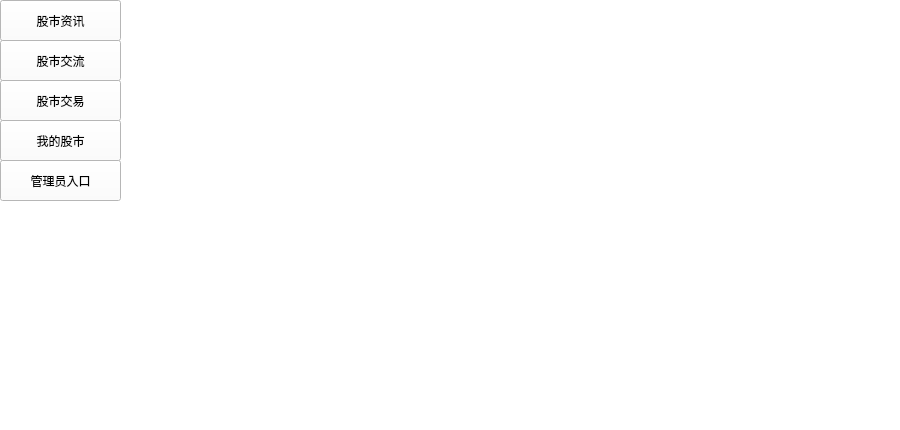
The window that qt_stock_trade_platform/home_page.ui (yys-y/Virtual-stock-trading-platform) describes before a commit, drawn with Qt 5.
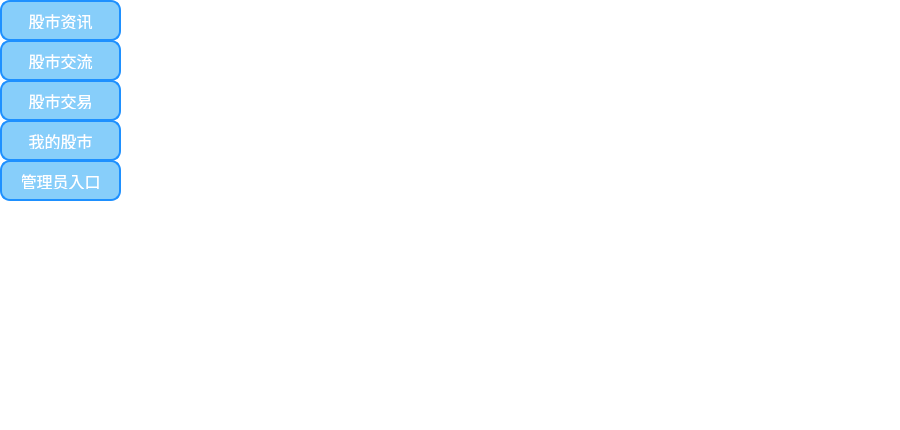
The same window after the commit.

Commit message: 美化了界面

The edit to the form file:
```diff
--- a/qt_stock_trade_platform/home_page.ui
+++ b/qt_stock_trade_platform/home_page.ui
@@ -37,6 +37,34 @@
      <height>41</height>
     </rect>
    </property>
+   <property name="styleSheet">
+    <string notr="true">QPushButton {
+    background-color: #87CEFA;  /* 按钮背景颜色，淡蓝色 */
+    border: 2px solid #1E90FF;  /* 边框颜色，深蓝色 */
+    color: white;               /* 字体颜色 */
+    padding: 10px 20px;         /* 内边距 */
+    text-align: center;         /* 文本居中 */
+    font-size: 16px;            /* 字体大小 */
+    border-radius: 10px;        /* 边角圆润 */
+    font-family: Arial, sans-serif;  /* 字体 */
+}
+
+QPushButton:hover {
+    background-color: #00BFFF;  /* 鼠标悬停时的背景颜色 */
+    border: 2px solid #1E90FF;  /* 悬停时的边框颜色 */
+}
+
+QPushButton:pressed {
+    background-color: #1E90FF;  /* 按下时的背景颜色 */
+    border: 2px solid #87CEFA;  /* 按下时的边框颜色 */
+}
+
+QPushButton:disabled {
+    background-color: #B0C4DE;  /* 禁用时的背景颜色 */
+    color: #A9A9A9;             /* 禁用时的字体颜色 */
+}
+</string>
+   </property>
    <property name="text">
     <string>股市资讯</string>
    </property>
@@ -50,6 +78,34 @@
      <height>41</height>
     </rect>
    </property>
+   <property name="styleSheet">
+    <string notr="true">QPushButton {
+    background-color: #87CEFA;  /* 按钮背景颜色，淡蓝色 */
+    border: 2px solid #1E90FF;  /* 边框颜色，深蓝色 */
+    color: white;               /* 字体颜色 */
+    padding: 10px 20px;         /* 内边距 */
+    text-align: center;         /* 文本居中 */
+    font-size: 16px;            /* 字体大小 */
+    border-radius: 10px;        /* 边角圆润 */
+    font-family: Arial, sans-serif;  /* 字体 */
+}
+
+QPushButton:hover {
+    background-color: #00BFFF;  /* 鼠标悬停时的背景颜色 */
+    border: 2px solid #1E90FF;  /* 悬停时的边框颜色 */
+}
+
+QPushButton:pressed {
+    background-color: #1E90FF;  /* 按下时的背景颜色 */
+    border: 2px solid #87CEFA;  /* 按下时的边框颜色 */
+}
+
+QPushButton:disabled {
+    background-color: #B0C4DE;  /* 禁用时的背景颜色 */
+    color: #A9A9A9;             /* 禁用时的字体颜色 */
+}
+</string>
+   </property>
    <property name="text">
     <string>我的股市</string>
    </property>
@@ -63,6 +119,34 @@
      <height>41</height>
     </rect>
    </property>
+   <property name="styleSheet">
+    <string notr="true">QPushButton {
+    background-color: #87CEFA;  /* 按钮背景颜色，淡蓝色 */
+    border: 2px solid #1E90FF;  /* 边框颜色，深蓝色 */
+    color: white;               /* 字体颜色 */
+    padding: 10px 20px;         /* 内边距 */
+    text-align: center;         /* 文本居中 */
+    font-size: 16px;            /* 字体大小 */
+    border-radius: 10px;        /* 边角圆润 */
+    font-family: Arial, sans-serif;  /* 字体 */
+}
+
+QPushButton:hover {
+    background-color: #00BFFF;  /* 鼠标悬停时的背景颜色 */
+    border: 2px solid #1E90FF;  /* 悬停时的边框颜色 */
+}
+
+QPushButton:pressed {
+    background-color: #1E90FF;  /* 按下时的背景颜色 */
+    border: 2px solid #87CEFA;  /* 按下时的边框颜色 */
+}
+
+QPushButton:disabled {
+    background-color: #B0C4DE;  /* 禁用时的背景颜色 */
+    color: #A9A9A9;             /* 禁用时的字体颜色 */
+}
+</string>
+   </property>
    <property name="text">
     <string>股市交流</string>
    </property>
@@ -76,6 +160,34 @@
      <height>41</height>
     </rect>
    </property>
+   <property name="styleSheet">
+    <string notr="true">QPushButton {
+    background-color: #87CEFA;  /* 按钮背景颜色，淡蓝色 */
+    border: 2px solid #1E90FF;  /* 边框颜色，深蓝色 */
+    color: white;               /* 字体颜色 */
+    padding: 10px 20px;         /* 内边距 */
+    text-align: center;         /* 文本居中 */
+    font-size: 16px;            /* 字体大小 */
+    border-radius: 10px;        /* 边角圆润 */
+    font-family: Arial, sans-serif;  /* 字体 */
+}
+
+QPushButton:hover {
+    background-color: #00BFFF;  /* 鼠标悬停时的背景颜色 */
+    border: 2px solid #1E90FF;  /* 悬停时的边框颜色 */
+}
+
+QPushButton:pressed {
+    background-color: #1E90FF;  /* 按下时的背景颜色 */
+    border: 2px solid #87CEFA;  /* 按下时的边框颜色 */
+}
+
+QPushButton:disabled {
+    background-color: #B0C4DE;  /* 禁用时的背景颜色 */
+    color: #A9A9A9;             /* 禁用时的字体颜色 */
+}
+</string>
+   </property>
    <property name="text">
     <string>股市交易</string>
    </property>
@@ -89,6 +201,34 @@
      <height>41</height>
     </rect>
    </property>
+   <property name="styleSheet">
+    <string notr="true">QPushButton {
+    background-color: #87CEFA;  /* 按钮背景颜色，淡蓝色 */
+    border: 2px solid #1E90FF;  /* 边框颜色，深蓝色 */
+    color: white;               /* 字体颜色 */
+    padding: 10px 20px;         /* 内边距 */
+    text-align: center;         /* 文本居中 */
+    font-size: 16px;            /* 字体大小 */
+    border-radius: 10px;        /* 边角圆润 */
+    font-family: Arial, sans-serif;  /* 字体 */
+}
+
+QPushButton:hover {
+    background-color: #00BFFF;  /* 鼠标悬停时的背景颜色 */
+    border: 2px solid #1E90FF;  /* 悬停时的边框颜色 */
+}
+
+QPushButton:pressed {
+    background-color: #1E90FF;  /* 按下时的背景颜色 */
+    border: 2px solid #87CEFA;  /* 按下时的边框颜色 */
+}
+
+QPushButton:disabled {
+    background-color: #B0C4DE;  /* 禁用时的背景颜色 */
+    color: #A9A9A9;             /* 禁用时的字体颜色 */
+}
+</string>
+   </property>
    <property name="text">
     <string>管理员入口</string>
    </property>
```
Left out of the diff: 16 changed lines with no effect on the pictures. The commit also changes 4 other files.
